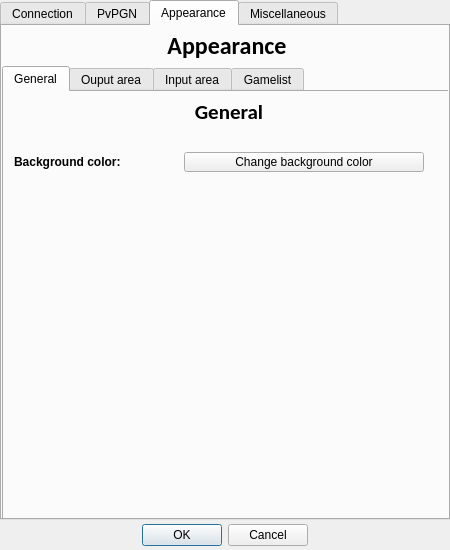
First picture: the form in GProxy/source/ConfigGUI.ui, repository irknet/gproxy-ghostgraz, before the edit.
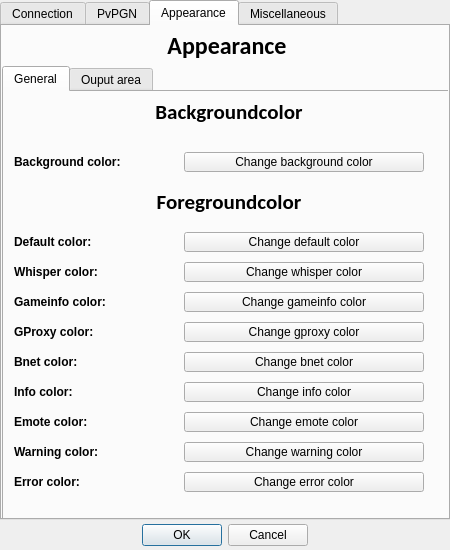
Second picture: the form after the edit. The open tabs and pages were chosen to show the change. Icons and pictures are not drawn. Custom widgets are drawn as their Qt base class.

Commit message: (Finally) rewrote lots of code for the included color changes.

Patch:
```diff
--- a/GProxy/source/ConfigGUI.ui
+++ b/GProxy/source/ConfigGUI.ui
@@ -824,7 +824,7 @@
         </font>
        </property>
        <property name="text">
-        <string>General</string>
+        <string>Backgroundcolor</string>
        </property>
        <property name="alignment">
         <set>Qt::AlignCenter</set>
@@ -864,6 +864,342 @@
         <string>Change background color</string>
        </property>
       </widget>
+      <widget class="QLabel" name="generalErrorColorLabel">
+       <property name="geometry">
+        <rect>
+         <x>10</x>
+         <y>380</y>
+         <width>160</width>
+         <height>20</height>
+        </rect>
+       </property>
+       <property name="font">
+        <font>
+         <family>Arial</family>
+         <pointsize>9</pointsize>
+         <weight>75</weight>
+         <bold>true</bold>
+        </font>
+       </property>
+       <property name="text">
+        <string>Error color:</string>
+       </property>
+      </widget>
+      <widget class="QLabel" name="generalWarningColorLabel">
+       <property name="geometry">
+        <rect>
+         <x>10</x>
+         <y>350</y>
+         <width>160</width>
+         <height>20</height>
+        </rect>
+       </property>
+       <property name="font">
+        <font>
+         <family>Arial</family>
+         <pointsize>9</pointsize>
+         <weight>75</weight>
+         <bold>true</bold>
+        </font>
+       </property>
+       <property name="text">
+        <string>Warning color:</string>
+       </property>
+      </widget>
+      <widget class="QLabel" name="generalForegroundcolorHeaderLabel">
+       <property name="geometry">
+        <rect>
+         <x>0</x>
+         <y>90</y>
+         <width>450</width>
+         <height>40</height>
+        </rect>
+       </property>
+       <property name="sizePolicy">
+        <sizepolicy hsizetype="Expanding" vsizetype="Expanding">
+         <horstretch>0</horstretch>
+         <verstretch>0</verstretch>
+        </sizepolicy>
+       </property>
+       <property name="font">
+        <font>
+         <family>Calibri</family>
+         <pointsize>16</pointsize>
+         <weight>75</weight>
+         <bold>true</bold>
+        </font>
+       </property>
+       <property name="text">
+        <string>Foregroundcolor</string>
+       </property>
+       <property name="alignment">
+        <set>Qt::AlignCenter</set>
+       </property>
+      </widget>
+      <widget class="QLabel" name="generalChatColorLabel">
+       <property name="geometry">
+        <rect>
+         <x>10</x>
+         <y>140</y>
+         <width>160</width>
+         <height>20</height>
+        </rect>
+       </property>
+       <property name="font">
+        <font>
+         <family>Arial</family>
+         <pointsize>9</pointsize>
+         <weight>75</weight>
+         <bold>true</bold>
+        </font>
+       </property>
+       <property name="text">
+        <string>Default color:</string>
+       </property>
+      </widget>
+      <widget class="MButton" name="generalErrorColorButton">
+       <property name="geometry">
+        <rect>
+         <x>180</x>
+         <y>380</y>
+         <width>240</width>
+         <height>20</height>
+        </rect>
+       </property>
+       <property name="text">
+        <string>Change error color</string>
+       </property>
+      </widget>
+      <widget class="QLabel" name="generalEmoteColorLabel">
+       <property name="geometry">
+        <rect>
+         <x>10</x>
+         <y>320</y>
+         <width>160</width>
+         <height>20</height>
+        </rect>
+       </property>
+       <property name="font">
+        <font>
+         <family>Arial</family>
+         <pointsize>9</pointsize>
+         <weight>75</weight>
+         <bold>true</bold>
+        </font>
+       </property>
+       <property name="text">
+        <string>Emote color:</string>
+       </property>
+      </widget>
+      <widget class="QLabel" name="generalGameinfoColorLabel">
+       <property name="geometry">
+        <rect>
+         <x>10</x>
+         <y>200</y>
+         <width>160</width>
+         <height>20</height>
+        </rect>
+       </property>
+       <property name="font">
+        <font>
+         <family>Arial</family>
+         <pointsize>9</pointsize>
+         <weight>75</weight>
+         <bold>true</bold>
+        </font>
+       </property>
+       <property name="text">
+        <string>Gameinfo color:</string>
+       </property>
+      </widget>
+      <widget class="QLabel" name="generalGProxyColorLabel">
+       <property name="geometry">
+        <rect>
+         <x>10</x>
+         <y>230</y>
+         <width>160</width>
+         <height>20</height>
+        </rect>
+       </property>
+       <property name="font">
+        <font>
+         <family>Arial</family>
+         <pointsize>9</pointsize>
+         <weight>75</weight>
+         <bold>true</bold>
+        </font>
+       </property>
+       <property name="text">
+        <string>GProxy color:</string>
+       </property>
+      </widget>
+      <widget class="MButton" name="generalWarningColorButton">
+       <property name="geometry">
+        <rect>
+         <x>180</x>
+         <y>350</y>
+         <width>240</width>
+         <height>20</height>
+        </rect>
+       </property>
+       <property name="text">
+        <string>Change warning color</string>
+       </property>
+      </widget>
+      <widget class="QLabel" name="generalBnetColorLabel">
+       <property name="geometry">
+        <rect>
+         <x>10</x>
+         <y>260</y>
+         <width>160</width>
+         <height>20</height>
+        </rect>
+       </property>
+       <property name="font">
+        <font>
+         <family>Arial</family>
+         <pointsize>9</pointsize>
+         <weight>75</weight>
+         <bold>true</bold>
+        </font>
+       </property>
+       <property name="text">
+        <string>Bnet color:</string>
+       </property>
+      </widget>
+      <widget class="MButton" name="generalEmoteColorButton">
+       <property name="geometry">
+        <rect>
+         <x>180</x>
+         <y>320</y>
+         <width>240</width>
+         <height>20</height>
+        </rect>
+       </property>
+       <property name="text">
+        <string>Change emote color</string>
+       </property>
+      </widget>
+      <widget class="MButton" name="generalInfoColorButton">
+       <property name="geometry">
+        <rect>
+         <x>180</x>
+         <y>290</y>
+         <width>240</width>
+         <height>20</height>
+        </rect>
+       </property>
+       <property name="text">
+        <string>Change info color</string>
+       </property>
+      </widget>
+      <widget class="MButton" name="generalBnetColorButton">
+       <property name="geometry">
+        <rect>
+         <x>180</x>
+         <y>260</y>
+         <width>240</width>
+         <height>20</height>
+        </rect>
+       </property>
+       <property name="text">
+        <string>Change bnet color</string>
+       </property>
+      </widget>
+      <widget class="QLabel" name="generalWhisperColorLabel">
+       <property name="geometry">
+        <rect>
+         <x>10</x>
+         <y>170</y>
+         <width>160</width>
+         <height>20</height>
+        </rect>
+       </property>
+       <property name="font">
+        <font>
+         <family>Arial</family>
+         <pointsize>9</pointsize>
+         <weight>75</weight>
+         <bold>true</bold>
+        </font>
+       </property>
+       <property name="text">
+        <string>Whisper color:</string>
+       </property>
+      </widget>
+      <widget class="QLabel" name="generalInfoColorLabel">
+       <property name="geometry">
+        <rect>
+         <x>10</x>
+         <y>290</y>
+         <width>160</width>
+         <height>20</height>
+        </rect>
+       </property>
+       <property name="font">
+        <font>
+         <family>Arial</family>
+         <pointsize>9</pointsize>
+         <weight>75</weight>
+         <bold>true</bold>
+        </font>
+       </property>
+       <property name="text">
+        <string>Info color:</string>
+       </property>
+      </widget>
+      <widget class="MButton" name="generalGProxyColorButton">
+       <property name="geometry">
+        <rect>
+         <x>180</x>
+         <y>230</y>
+         <width>240</width>
+         <height>20</height>
+        </rect>
+       </property>
+       <property name="text">
+        <string>Change gproxy color</string>
+       </property>
+      </widget>
+      <widget class="MButton" name="generalGameinfoColorButton">
+       <property name="geometry">
+        <rect>
+         <x>180</x>
+         <y>200</y>
+         <width>240</width>
+         <height>20</height>
+        </rect>
+       </property>
+       <property name="text">
+        <string>Change gameinfo color</string>
+       </property>
+      </widget>
+      <widget class="MButton" name="generalWhisperColorButton">
+       <property name="geometry">
+        <rect>
+         <x>180</x>
+         <y>170</y>
+         <width>240</width>
+         <height>20</height>
+        </rect>
+       </property>
+       <property name="text">
+        <string>Change whisper color</string>
+       </property>
+      </widget>
+      <widget class="MButton" name="generalDefaultColorButton">
+       <property name="geometry">
+        <rect>
+         <x>180</x>
+         <y>140</y>
+         <width>240</width>
+         <height>20</height>
+        </rect>
+       </property>
+       <property name="text">
+        <string>Change default color</string>
+       </property>
+      </widget>
      </widget>
      <widget class="QWidget" name="appearanceOutputareaTab">
       <property name="whatsThis">
@@ -937,359 +1273,6 @@
         <string>Change foreground color</string>
        </property>
       </widget>
-      <widget class="QLabel" name="outputareaChatColorLabel">
-       <property name="geometry">
-        <rect>
-         <x>10</x>
-         <y>140</y>
-         <width>160</width>
-         <height>20</height>
-        </rect>
-       </property>
-       <property name="font">
-        <font>
-         <family>Arial</family>
-         <pointsize>9</pointsize>
-         <weight>75</weight>
-         <bold>true</bold>
-        </font>
-       </property>
-       <property name="text">
-        <string>Chat color:</string>
-       </property>
-      </widget>
-      <widget class="QLabel" name="outputareaWhisperColorLabel">
-       <property name="geometry">
-        <rect>
-         <x>10</x>
-         <y>170</y>
-         <width>160</width>
-         <height>20</height>
-        </rect>
-       </property>
-       <property name="font">
-        <font>
-         <family>Arial</family>
-         <pointsize>9</pointsize>
-         <weight>75</weight>
-         <bold>true</bold>
-        </font>
-       </property>
-       <property name="text">
-        <string>Whisper color:</string>
-       </property>
-      </widget>
-      <widget class="QLabel" name="outputareaGProxyColorLabel">
-       <property name="geometry">
-        <rect>
-         <x>10</x>
-         <y>230</y>
-         <width>160</width>
-         <height>20</height>
-        </rect>
-       </property>
-       <property name="font">
-        <font>
-         <family>Arial</family>
-         <pointsize>9</pointsize>
-         <weight>75</weight>
-         <bold>true</bold>
-        </font>
-       </property>
-       <property name="text">
-        <string>GProxy color:</string>
-       </property>
-      </widget>
-      <widget class="QLabel" name="outputareaEmoteColorLabel">
-       <property name="geometry">
-        <rect>
-         <x>10</x>
-         <y>320</y>
-         <width>160</width>
-         <height>20</height>
-        </rect>
-       </property>
-       <property name="font">
-        <font>
-         <family>Arial</family>
-         <pointsize>9</pointsize>
-         <weight>75</weight>
-         <bold>true</bold>
-        </font>
-       </property>
-       <property name="text">
-        <string>Emote color:</string>
-       </property>
-      </widget>
-      <widget class="QLabel" name="outputareaWarningColorLabel">
-       <property name="geometry">
-        <rect>
-         <x>10</x>
-         <y>350</y>
-         <width>160</width>
-         <height>20</height>
-        </rect>
-       </property>
-       <property name="font">
-        <font>
-         <family>Arial</family>
-         <pointsize>9</pointsize>
-         <weight>75</weight>
-         <bold>true</bold>
-        </font>
-       </property>
-       <property name="text">
-        <string>Warning color:</string>
-       </property>
-      </widget>
-      <widget class="QLabel" name="outputareaErrorColorLabel">
-       <property name="geometry">
-        <rect>
-         <x>10</x>
-         <y>380</y>
-         <width>160</width>
-         <height>20</height>
-        </rect>
-       </property>
-       <property name="font">
-        <font>
-         <family>Arial</family>
-         <pointsize>9</pointsize>
-         <weight>75</weight>
-         <bold>true</bold>
-        </font>
-       </property>
-       <property name="text">
-        <string>Error color:</string>
-       </property>
-      </widget>
-      <widget class="QLabel" name="outputareaInfoColorLabel">
-       <property name="geometry">
-        <rect>
-         <x>10</x>
-         <y>290</y>
-         <width>160</width>
-         <height>20</height>
-        </rect>
-       </property>
-       <property name="font">
-        <font>
-         <family>Arial</family>
-         <pointsize>9</pointsize>
-         <weight>75</weight>
-         <bold>true</bold>
-        </font>
-       </property>
-       <property name="text">
-        <string>Info color:</string>
-       </property>
-      </widget>
-      <widget class="QLabel" name="outputareaBnetColorLabel">
-       <property name="geometry">
-        <rect>
-         <x>10</x>
-         <y>260</y>
-         <width>160</width>
-         <height>20</height>
-        </rect>
-       </property>
-       <property name="font">
-        <font>
-         <family>Arial</family>
-         <pointsize>9</pointsize>
-         <weight>75</weight>
-         <bold>true</bold>
-        </font>
-       </property>
-       <property name="text">
-        <string>Bnet color:</string>
-       </property>
-      </widget>
-      <widget class="QLabel" name="outputareaGameinfoColorLabel">
-       <property name="geometry">
-        <rect>
-         <x>10</x>
-         <y>200</y>
-         <width>160</width>
-         <height>20</height>
-        </rect>
-       </property>
-       <property name="font">
-        <font>
-         <family>Arial</family>
-         <pointsize>9</pointsize>
-         <weight>75</weight>
-         <bold>true</bold>
-        </font>
-       </property>
-       <property name="text">
-        <string>Gameinfo color:</string>
-       </property>
-      </widget>
-      <widget class="MButton" name="outputareaChatColorButton">
-       <property name="geometry">
-        <rect>
-         <x>180</x>
-         <y>140</y>
-         <width>240</width>
-         <height>20</height>
-        </rect>
-       </property>
-       <property name="text">
-        <string>Change chat color</string>
-       </property>
-      </widget>
-      <widget class="MButton" name="outputareaWhisperColorButton">
-       <property name="geometry">
-        <rect>
-         <x>180</x>
-         <y>170</y>
-         <width>240</width>
-         <height>20</height>
-        </rect>
-       </property>
-       <property name="text">
-        <string>Change whisper color</string>
-       </property>
-      </widget>
-      <widget class="MButton" name="outputareaGameinfoColorButton">
-       <property name="geometry">
-        <rect>
-         <x>180</x>
-         <y>200</y>
-         <width>240</width>
-         <height>20</height>
-        </rect>
-       </property>
-       <property name="text">
-        <string>Change gameinfo color</string>
-       </property>
-      </widget>
-      <widget class="MButton" name="outputareaGProxyColorButton">
-       <property name="geometry">
-        <rect>
-         <x>180</x>
-         <y>230</y>
-         <width>240</width>
-         <height>20</height>
-        </rect>
-       </property>
-       <property name="text">
-        <string>Change gproxy color</string>
-       </property>
-      </widget>
-      <widget class="MButton" name="outputareaBnetColorButton">
-       <property name="geometry">
-        <rect>
-         <x>180</x>
-         <y>260</y>
-         <width>240</width>
-         <height>20</height>
-        </rect>
-       </property>
-       <property name="text">
-        <string>Change bnet color</string>
-       </property>
-      </widget>
-      <widget class="MButton" name="outputareaInfoColorButton">
-       <property name="geometry">
-        <rect>
-         <x>180</x>
-         <y>290</y>
-         <width>240</width>
-         <height>20</height>
-        </rect>
-       </property>
-       <property name="text">
-        <string>Change info color</string>
-       </property>
-      </widget>
-      <widget class="MButton" name="outputareaEmoteColorButton">
-       <property name="geometry">
-        <rect>
-         <x>180</x>
-         <y>320</y>
-         <width>240</width>
-         <height>20</height>
-        </rect>
-       </property>
-       <property name="text">
-        <string>Change emote color</string>
-       </property>
-      </widget>
-      <widget class="MButton" name="outputareaWarningColorButton">
-       <property name="geometry">
-        <rect>
-         <x>180</x>
-         <y>350</y>
-         <width>240</width>
-         <height>20</height>
-        </rect>
-       </property>
-       <property name="text">
-        <string>Change warning color</string>
-       </property>
-      </widget>
-      <widget class="MButton" name="outputareaErrorColorButton">
-       <property name="geometry">
-        <rect>
-         <x>180</x>
-         <y>380</y>
-         <width>240</width>
-         <height>20</height>
-        </rect>
-       </property>
-       <property name="text">
-        <string>Change error color</string>
-       </property>
-      </widget>
-      <widget class="QLabel" name="outputareaForegroundcolorHeaderLabel">
-       <property name="geometry">
-        <rect>
-         <x>0</x>
-         <y>90</y>
-         <width>450</width>
-         <height>40</height>
-        </rect>
-       </property>
-       <property name="sizePolicy">
-        <sizepolicy hsizetype="Expanding" vsizetype="Expanding">
-         <horstretch>0</horstretch>
-         <verstretch>0</verstretch>
-        </sizepolicy>
-       </property>
-       <property name="font">
-        <font>
-         <family>Calibri</family>
-         <pointsize>14</pointsize>
-         <weight>75</weight>
-         <bold>true</bold>
-        </font>
-       </property>
-       <property name="text">
-        <string>Foregroundcolor</string>
-       </property>
-       <property name="alignment">
-        <set>Qt::AlignCenter</set>
-       </property>
-      </widget>
-     </widget>
-     <widget class="QWidget" name="appearanceInputareaTab">
-      <property name="whatsThis">
-       <string>The input area is the small textfield at the bottom.
-Here you can type chat messages and commands.</string>
-      </property>
-      <attribute name="title">
-       <string>Input area</string>
-      </attribute>
-     </widget>
-     <widget class="QWidget" name="appearanceGamelistTab">
-      <property name="whatsThis">
-       <string>The (GhostGraz) gamelist contains all games hosted by GhostGraz.</string>
-      </property>
-      <attribute name="title">
-       <string>Gamelist</string>
-      </attribute>
      </widget>
     </widget>
    </widget>
```
Left out of the diff: 78 changed lines with no effect on the pictures. The commit also changes 61 other files.
